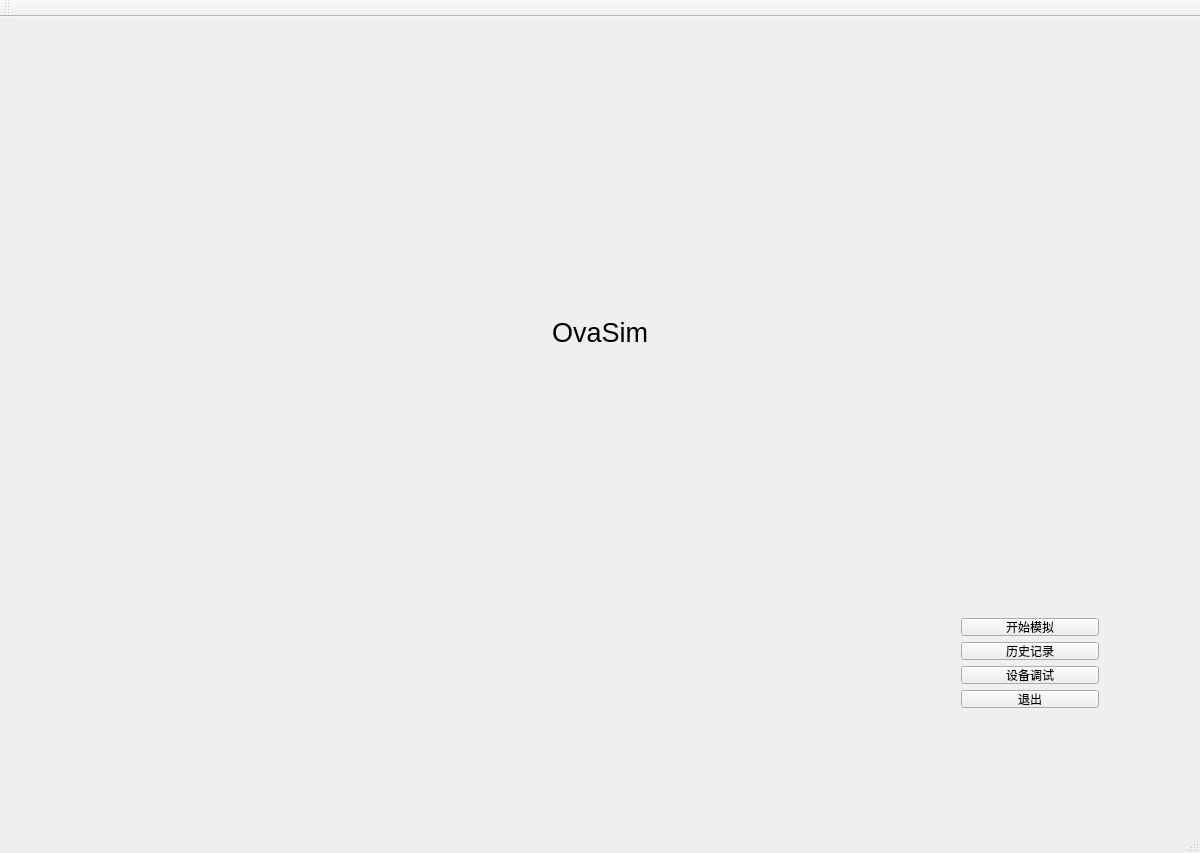
First picture: the form in include/mainWindow.ui, repository Ethan-Hu-min/OvaSim, before the edit.
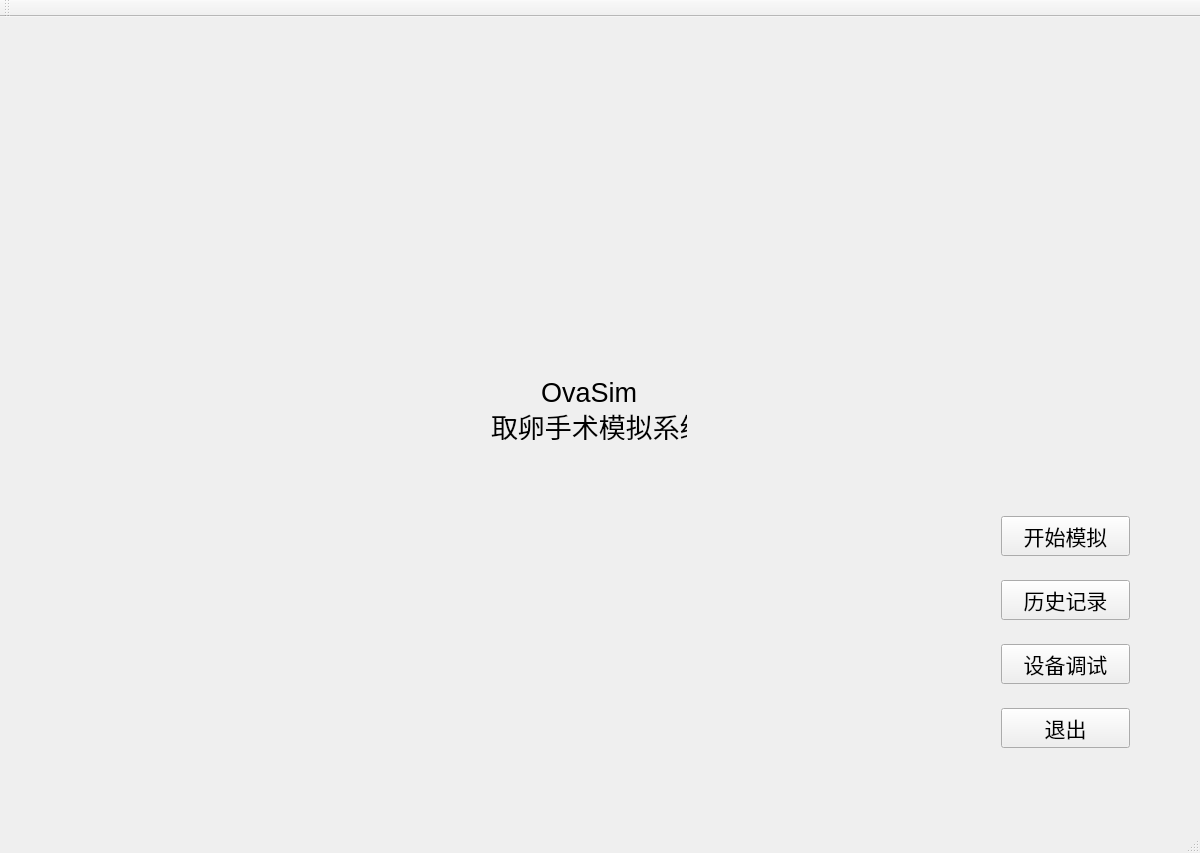
Second picture: the form after the edit.

Diff of the .ui file:
```diff
--- a/include/mainWindow.ui
+++ b/include/mainWindow.ui
@@ -29,15 +29,20 @@
    <widget class="QWidget" name="verticalLayoutWidget">
     <property name="geometry">
      <rect>
-      <x>950</x>
-      <y>590</y>
-      <width>160</width>
-      <height>112</height>
+      <x>990</x>
+      <y>470</y>
+      <width>151</width>
+      <height>291</height>
      </rect>
     </property>
     <layout class="QVBoxLayout" name="verticalLayout">
      <item>
       <widget class="QPushButton" name="StartButton">
+       <property name="font">
+        <font>
+         <pointsize>16</pointsize>
+        </font>
+       </property>
        <property name="text">
         <string>开始模拟</string>
        </property>
@@ -45,6 +50,11 @@
      </item>
      <item>
       <widget class="QPushButton" name="HistoryButton">
+       <property name="font">
+        <font>
+         <pointsize>16</pointsize>
+        </font>
+       </property>
        <property name="text">
         <string>历史记录</string>
        </property>
@@ -52,6 +62,11 @@
      </item>
      <item>
       <widget class="QPushButton" name="DeviceButton">
+       <property name="font">
+        <font>
+         <pointsize>16</pointsize>
+        </font>
+       </property>
        <property name="text">
         <string>设备调试</string>
        </property>
@@ -59,6 +74,11 @@
      </item>
      <item>
       <widget class="QPushButton" name="QuitButton">
+       <property name="font">
+        <font>
+         <pointsize>16</pointsize>
+        </font>
+       </property>
        <property name="text">
         <string>退出</string>
        </property>
@@ -66,44 +86,18 @@
      </item>
     </layout>
    </widget>
-   <widget class="QWidget" name="verticalLayoutWidget_2">
+   <widget class="QWidget" name="">
     <property name="geometry">
      <rect>
-      <x>370</x>
-      <y>370</y>
-      <width>2</width>
-      <height>2</height>
+      <x>480</x>
+      <y>350</y>
+      <width>218</width>
+      <height>84</height>
      </rect>
     </property>
-    <layout class="QVBoxLayout" name="verticalLayout_2"/>
-   </widget>
-   <widget class="QWidget" name="horizontalLayoutWidget">
-    <property name="geometry">
-     <rect>
-      <x>0</x>
-      <y>160</y>
-      <width>1201</width>
-      <height>311</height>
-     </rect>
-    </property>
-    <layout class="QHBoxLayout" name="horizontalLayout">
-     <property name="sizeConstraint">
-      <enum>QLayout::SizeConstraint::SetDefaultConstraint</enum>
-     </property>
-     <property name="leftMargin">
-      <number>0</number>
-     </property>
-     <property name="topMargin">
-      <number>0</number>
-     </property>
-     <property name="rightMargin">
-      <number>0</number>
-     </property>
-     <property name="bottomMargin">
-      <number>0</number>
-     </property>
-     <item alignment="Qt::AlignmentFlag::AlignHCenter|Qt::AlignmentFlag::AlignVCenter">
-      <widget class="QLabel" name="ProjectNameDisplay">
+    <layout class="QVBoxLayout" name="verticalLayout_3">
+     <item alignment="Qt::AlignmentFlag::AlignHCenter">
+      <widget class="QLabel" name="ProjectNameDisplay_2">
        <property name="font">
         <font>
          <pointsize>20</pointsize>
@@ -114,6 +108,21 @@
        </property>
       </widget>
      </item>
+     <item>
+      <widget class="QLabel" name="ProjectNameDisplay_3">
+       <property name="font">
+        <font>
+         <pointsize>20</pointsize>
+        </font>
+       </property>
+       <property name="text">
+        <string>取卵手术模拟系统</string>
+       </property>
+      </widget>
+     </item>
+     <item>
+      <layout class="QVBoxLayout" name="verticalLayout_2"/>
+     </item>
     </layout>
    </widget>
   </widget>
```
